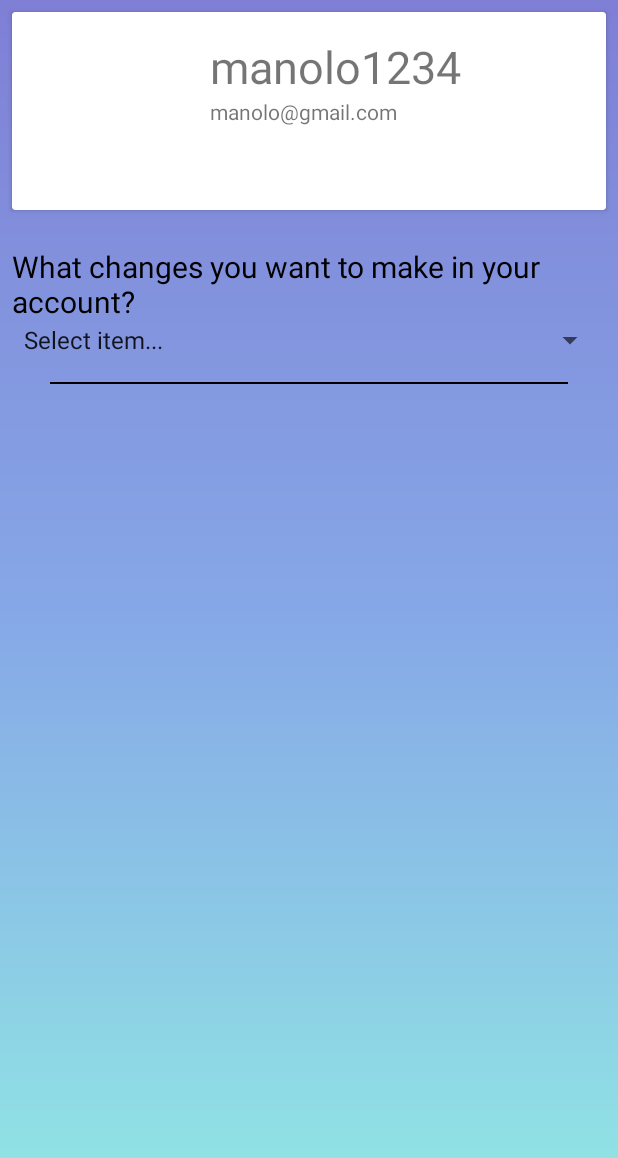
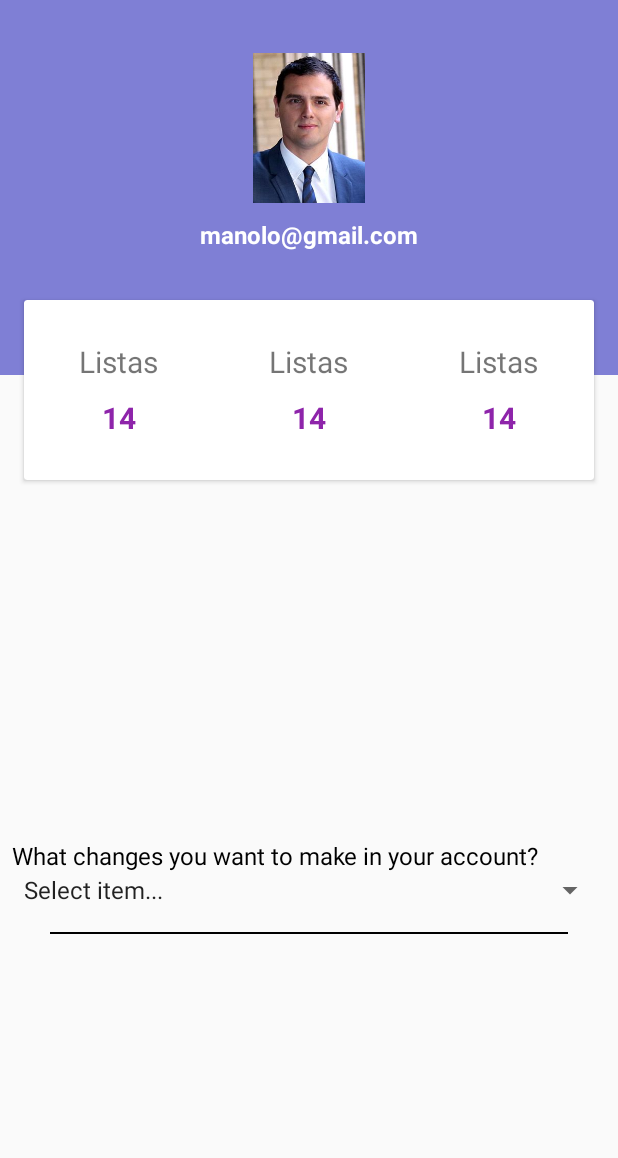
Before and after one commit to appsdeveloper2017/SharedLists, an Android app: the SettingsApp screen opened directly, with no data from a screen before it, on a phone screen of 412 x 824 dp. Shown: the top 1158 px of the screen. Run offline under Robolectric (Android 15) with nearby library versions, the phone set to English and light mode, and no system bars; our stand-ins replace Firebase (no records; nobody signed in at launch, a user with empty details on screens opened directly).

Commit message:
Nueva interfaz en settings.

```diff
--- a/app/src/main/java/com/appdesigndm/sharedlists/Settings/SettingsApp.java
+++ b/app/src/main/java/com/appdesigndm/sharedlists/Settings/SettingsApp.java
@@ -24,6 +24,7 @@ import android.widget.EditText;
 import android.widget.ImageView;
 import android.widget.LinearLayout;
 import android.widget.ProgressBar;
+import android.widget.RelativeLayout;
 import android.widget.Spinner;
 import android.widget.TextView;
 import android.widget.Toast;
@@ -50,9 +51,8 @@ public class SettingsApp extends AppCompatActivity {
     private String password;
 
     //Comppnents profile user cardview.
-    private CardView cardView;
+    private RelativeLayout relativeLayoutUser;
     private ImageView imageViewUser;
-    private TextView nameUser;
     private TextView mailUser;
 
     //Declaration firebase.
@@ -73,7 +73,7 @@ public class SettingsApp extends AppCompatActivity {
         super.onCreate(savedInstanceState);
         supportRequestWindowFeature(Window.FEATURE_NO_TITLE);
         setRequestedOrientation(ActivityInfo.SCREEN_ORIENTATION_PORTRAIT);
-        setContentView(R.layout.activity_settings_app);
+        setContentView(R.layout.user_settings_app);
 
         //Firebase connection and status.
         mAuth = FirebaseAuth.getInstance();
@@ -146,11 +146,10 @@ public class SettingsApp extends AppCompatActivity {
         myArrayAccount[2] = getResources().getString(R.string.question_pass);
         myArrayAccount[3] = getResources().getString(R.string.question_delete);
 
+        relativeLayoutUser = (RelativeLayout)findViewById(R.id.rLayoutUser);
         //Cardview elements.
-        cardView = (CardView) findViewById(R.id.cardUser);
-        imageViewUser = (ImageView) findViewById(R.id.person_photo);
-        nameUser = (TextView) findViewById(R.id.user_card_name);
-        mailUser = (TextView) findViewById(R.id.user_card_email);
+        imageViewUser = (ImageView) findViewById(R.id.cardPhotoUser);
+        mailUser = (TextView) findViewById(R.id.cardMailUser);
 
         //Editable text
         newEmail = (EditText) findViewById(R.id.mail);
@@ -224,17 +223,20 @@ public class SettingsApp extends AppCompatActivity {
         if (user != null) {
             closeInputManager(newEmail);
             progressBar.setVisibility(View.VISIBLE);
+            relativeLayoutUser.setVisibility(View.GONE);
             linearLayout.setVisibility(View.GONE);
             user.updateEmail(email).addOnCompleteListener(new OnCompleteListener<Void>() {
                 @Override
                 public void onComplete(@NonNull Task<Void> task) {
                     if (task.isSuccessful()) {
                         progressBar.setVisibility(View.GONE);
+                        relativeLayoutUser.setVisibility(View.VISIBLE);
                         linearLayout.setVisibility(View.VISIBLE);
                         noVisibleElements(0);
                         alertVerifyEmail();
                     } else {
                         progressBar.setVisibility(View.GONE);
+                        relativeLayoutUser.setVisibility(View.GONE);
                         linearLayout.setVisibility(View.VISIBLE);
                         Toast toast = Toast.makeText(getApplicationContext(), getResources().getString(R.string.error_change_email), Toast.LENGTH_SHORT);
                         toast.show();
@@ -292,6 +294,7 @@ public class SettingsApp extends AppCompatActivity {
         if (user != null) {
             closeInputManager(newEmail);
             progressBar.setVisibility(View.VISIBLE);
+            relativeLayoutUser.setVisibility(View.GONE);
             linearLayout.setVisibility(View.GONE);
             user.updatePassword(password).addOnCompleteListener(new OnCompleteListener<Void>() {
                 @Override
@@ -299,12 +302,14 @@ public class SettingsApp extends AppCompatActivity {
                     if (task.isSuccessful()) {
                         NotesApp.password_user = password;
                         progressBar.setVisibility(View.GONE);
+                        relativeLayoutUser.setVisibility(View.VISIBLE);
                         linearLayout.setVisibility(View.VISIBLE);
                         Toast toast = Toast.makeText(getApplicationContext(), getResources().getString(R.string.change_pass), Toast.LENGTH_SHORT);
                         toast.show();
                         noVisibleElements(0);
                     } else {
                         progressBar.setVisibility(View.GONE);
+                        relativeLayoutUser.setVisibility(View.VISIBLE);
                         linearLayout.setVisibility(View.VISIBLE);
                         Toast toast = Toast.makeText(getApplicationContext(), getResources().getString(R.string.error_change_pass), Toast.LENGTH_SHORT);
                         toast.show();
@@ -318,6 +323,8 @@ public class SettingsApp extends AppCompatActivity {
     public void deleteAccount() {
         FirebaseUser user = FirebaseAuth.getInstance().getCurrentUser();
         if (user != null && actualPassword.getText().toString().equals(NotesApp.password_user)) {
+            progressBar.setVisibility(View.VISIBLE);
+            relativeLayoutUser.setVisibility(View.GONE);
             linearLayout.setVisibility(View.GONE);
             user.delete().addOnCompleteListener(new OnCompleteListener<Void>() {
                 @Override
--- a/app/src/main/res/layout/activity_settings_app.xml
+++ /dev/null
@@ -1,135 +0,0 @@
-<?xml version="1.0" encoding="utf-8"?>
-<android.support.constraint.ConstraintLayout xmlns:android="http://schemas.android.com/apk/res/android"
-    xmlns:app="http://schemas.android.com/apk/res-auto"
-    xmlns:tools="http://schemas.android.com/tools"
-    android:layout_width="match_parent"
-    android:layout_height="match_parent"
-    android:background="@drawable/background_login"
-    tools:context=".Settings.SettingsApp">
-
-    <!-- Login progress -->
-    <ProgressBar
-        android:id="@+id/settings_progress"
-        style="?android:attr/progressBarStyleLarge"
-        android:layout_width="wrap_content"
-        android:layout_height="wrap_content"
-        android:layout_marginBottom="8dp"
-        android:layout_marginEnd="8dp"
-        android:layout_marginStart="8dp"
-        android:layout_marginTop="8dp"
-        android:visibility="gone"
-        app:layout_constraintBottom_toBottomOf="parent"
-        app:layout_constraintEnd_toEndOf="parent"
-        app:layout_constraintStart_toStartOf="parent"
-        app:layout_constraintTop_toTopOf="parent" />
-
-    <android.support.v7.widget.CardView
-        android:id="@+id/cardUser"
-        style="@style/CardViewUser"
-        android:layout_marginEnd="8dp"
-        android:layout_marginStart="8dp"
-        android:layout_marginTop="8dp"
-        app:layout_constraintEnd_toEndOf="parent"
-        app:layout_constraintStart_toStartOf="parent"
-        app:layout_constraintTop_toTopOf="parent">
-
-        <RelativeLayout
-            android:layout_width="match_parent"
-            android:layout_height="wrap_content"
-            android:padding="16dp">
-
-            <ImageView
-                android:id="@+id/person_photo"
-                android:layout_width="100dp"
-                android:layout_height="100dp"
-                android:layout_alignParentLeft="true"
-                android:layout_alignParentTop="true"
-                android:layout_marginRight="16dp"
-                android:layout_centerInParent="true"/>
-
-            <TextView
-                android:text="manolo1234"
-                android:id="@+id/user_card_name"
-                android:layout_width="wrap_content"
-                android:layout_height="wrap_content"
-                android:layout_alignParentTop="true"
-                android:layout_toRightOf="@+id/person_photo"
-                android:textSize="30sp" />
-
-            <TextView
-                android:text="manolo@gmail.com"
-                android:id="@+id/user_card_email"
-                android:layout_width="wrap_content"
-                android:layout_height="wrap_content"
-                android:layout_below="@+id/user_card_name"
-                android:layout_toRightOf="@+id/person_photo" />
-
-        </RelativeLayout>
-    </android.support.v7.widget.CardView>
-
-    <LinearLayout
-        android:id="@+id/linear_settings"
-        style="@style/AbsoluteLinear"
-        android:layout_marginEnd="8dp"
-        android:layout_marginStart="8dp"
-        android:layout_marginTop="8dp"
-        app:layout_constraintEnd_toEndOf="parent"
-        app:layout_constraintStart_toStartOf="parent"
-        app:layout_constraintTop_toBottomOf="@+id/cardUser">
-
-        <TextView
-            android:id="@+id/question_changes"
-            style="@style/TextQuestions"
-            android:layout_width="match_parent"
-            android:layout_height="wrap_content"
-            android:text="@string/what_changes" />
-
-        <Spinner
-            android:id="@+id/spinner_settings"
-            style="@style/SpinnerSettings">
-        </Spinner>
-
-        <EditText
-            android:id="@+id/mail"
-            style="@style/EditSettings"
-            android:hint="@string/input_email" />
-
-        <TextView
-            android:id="@+id/change_email"
-            style="@style/TextSettings"
-            android:text="@string/validate_ema_pass" />
-
-        <EditText
-            android:id="@+id/password_old"
-            style="@style/EditSettings"
-            android:hint="@string/old_password"
-            android:inputType="textPassword" />
-
-        <EditText
-            android:id="@+id/password"
-            style="@style/EditSettings"
-            android:hint="@string/input_password"
-            android:inputType="textPassword" />
-
-        <TextView
-            android:id="@+id/change_pass"
-            style="@style/TextSettings"
-            android:text="@string/validate_ema_pass" />
-
-        <EditText
-            android:id="@+id/password_for_delete"
-            style="@style/EditSettings"
-            android:hint="@string/confirm_pass"
-            android:inputType="" />
-
-        <TextView
-            android:id="@+id/delete_account"
-            style="@style/TextSettings"
-            android:text="@string/confirm_delete_account" />
-
-        <View
-            style="@style/Separators"
-            android:layout_marginTop="@dimen/xlarge_margin" />
-
-    </LinearLayout>
-</android.support.constraint.ConstraintLayout>
--- /dev/null
+++ b/app/src/main/res/layout/user_settings_app.xml
@@ -0,0 +1,211 @@
+<?xml version="1.0" encoding="utf-8"?>
+<android.support.constraint.ConstraintLayout xmlns:android="http://schemas.android.com/apk/res/android"
+    xmlns:tools="http://schemas.android.com/tools"
+    android:layout_width="match_parent"
+    android:layout_height="match_parent"
+    xmlns:app="http://schemas.android.com/apk/res-auto"
+    android:orientation="vertical">
+
+    <!-- Login progress -->
+    <ProgressBar
+        android:id="@+id/settings_progress"
+        style="?android:attr/progressBarStyleLarge"
+        android:layout_width="wrap_content"
+        android:layout_height="wrap_content"
+        android:layout_marginBottom="8dp"
+        android:layout_marginEnd="8dp"
+        android:layout_marginStart="8dp"
+        android:layout_marginTop="8dp"
+        android:visibility="gone"
+        app:layout_constraintBottom_toBottomOf="parent"
+        app:layout_constraintEnd_toEndOf="parent"
+        app:layout_constraintStart_toStartOf="parent"
+        app:layout_constraintTop_toTopOf="parent" />
+
+    <RelativeLayout
+        android:id="@+id/rLayoutUser"
+        android:layout_width="match_parent"
+        android:layout_height="350dp"
+        app:layout_constraintEnd_toEndOf="parent"
+        app:layout_constraintStart_toStartOf="parent"
+        app:layout_constraintTop_toTopOf="parent">
+
+        <LinearLayout
+            android:layout_width="match_parent"
+            android:layout_height="250dp"
+            android:background="@color/start"
+            android:orientation="vertical">
+
+            <ImageView
+                android:id="@+id/cardPhotoUser"
+                android:layout_width="100dp"
+                android:layout_height="100dp"
+                android:layout_gravity="center_horizontal"
+                android:layout_marginTop="35dp"
+                android:src="@drawable/rivera" />
+
+            <TextView
+                android:id="@+id/cardMailUser"
+                android:layout_width="wrap_content"
+                android:layout_height="wrap_content"
+                android:layout_gravity="center_horizontal"
+                android:layout_marginTop="10dp"
+                android:text="manolo@gmail.com"
+                android:textColor="#fff"
+                android:textSize="16sp"
+                android:textStyle="bold" />
+        </LinearLayout>
+
+        <android.support.v7.widget.CardView
+            android:layout_width="match_parent"
+            android:layout_height="120dp"
+            android:layout_centerHorizontal="true"
+            android:layout_marginEnd="@dimen/xlarge_margin"
+            android:layout_marginStart="@dimen/xlarge_margin"
+            android:layout_marginTop="200dp"
+            android:elevation="10dp">
+
+            <LinearLayout
+                android:layout_width="match_parent"
+                android:layout_height="match_parent"
+                android:orientation="horizontal"
+                android:weightSum="3">
+
+                <LinearLayout
+                    android:layout_width="0dp"
+                    android:layout_height="match_parent"
+                    android:layout_weight="1"
+                    android:gravity="center"
+                    android:orientation="vertical">
+
+                    <TextView
+                        android:layout_width="wrap_content"
+                        android:layout_height="wrap_content"
+                        android:text="Listas"
+                        android:textSize="20sp" />
+
+                    <TextView
+                        android:layout_width="wrap_content"
+                        android:layout_height="wrap_content"
+                        android:layout_marginTop="10dp"
+                        android:text="14"
+                        android:textColor="@color/violet"
+                        android:textSize="20sp"
+                        android:textStyle="bold" />
+                </LinearLayout>
+
+                <LinearLayout
+                    android:layout_width="0dp"
+                    android:layout_height="match_parent"
+                    android:layout_weight="1"
+                    android:gravity="center"
+                    android:orientation="vertical">
+
+                    <TextView
+                        android:layout_width="wrap_content"
+                        android:layout_height="wrap_content"
+                        android:text="Listas"
+                        android:textSize="20sp" />
+
+                    <TextView
+                        android:layout_width="wrap_content"
+                        android:layout_height="wrap_content"
+                        android:layout_marginTop="10dp"
+                        android:text="14"
+                        android:textColor="@color/violet"
+                        android:textSize="20sp"
+                        android:textStyle="bold" />
+                </LinearLayout>
+
+                <LinearLayout
+                    android:layout_width="0dp"
+                    android:layout_height="match_parent"
+                    android:layout_weight="1"
+                    android:gravity="center"
+                    android:orientation="vertical">
+
+                    <TextView
+                        android:layout_width="wrap_content"
+                        android:layout_height="wrap_content"
+                        android:text="Listas"
+                        android:textSize="20sp" />
+
+                    <TextView
+                        android:layout_width="wrap_content"
+                        android:layout_height="wrap_content"
+                        android:layout_marginTop="10dp"
+                        android:text="14"
+                        android:textColor="@color/violet"
+                        android:textSize="20sp"
+                        android:textStyle="bold" />
+                </LinearLayout>
+            </LinearLayout>
+        </android.support.v7.widget.CardView>
+    </RelativeLayout>
+
+    <LinearLayout
+        android:id="@+id/linear_settings"
+        style="@style/AbsoluteLinear"
+        android:layout_marginBottom="8dp"
+        android:layout_marginEnd="8dp"
+        android:layout_marginStart="8dp"
+        app:layout_constraintBottom_toBottomOf="parent"
+        app:layout_constraintEnd_toEndOf="parent"
+        app:layout_constraintStart_toStartOf="parent"
+        app:layout_constraintTop_toBottomOf="@+id/rLayoutUser">
+
+        <TextView
+            android:id="@+id/question_changes"
+            style="@style/TextQuestions"
+            android:layout_width="match_parent"
+            android:layout_height="wrap_content"
+            android:text="@string/what_changes" />
+
+        <Spinner
+            android:id="@+id/spinner_settings"
+            style="@style/SpinnerSettings"></Spinner>
+
+        <EditText
+            android:id="@+id/mail"
+            style="@style/EditSettings"
+            android:hint="@string/input_email" />
+
+        <TextView
+            android:id="@+id/change_email"
+            style="@style/TextSettings"
+            android:text="@string/validate_ema_pass" />
+
+        <EditText
+            android:id="@+id/password_old"
+            style="@style/EditSettings"
+            android:hint="@string/old_password"
+            android:inputType="textPassword" />
+
+        <EditText
+            android:id="@+id/password"
+            style="@style/EditSettings"
+            android:hint="@string/input_password"
+            android:inputType="textPassword" />
+
+        <TextView
+            android:id="@+id/change_pass"
+            style="@style/TextSettings"
+            android:text="@string/validate_ema_pass" />
+
+        <EditText
+            android:id="@+id/password_for_delete"
+            style="@style/EditSettings"
+            android:hint="@string/confirm_pass"
+            android:inputType="textPassword" />
+
+        <TextView
+            android:id="@+id/delete_account"
+            style="@style/TextSettings"
+            android:text="@string/confirm_delete_account" />
+
+        <View
+            style="@style/Separators"
+            android:layout_marginTop="@dimen/xlarge_margin" />
+
+    </LinearLayout>
+</android.support.constraint.ConstraintLayout>
--- a/app/src/main/res/values/dimens.xml
+++ b/app/src/main/res/values/dimens.xml
@@ -21,13 +21,12 @@
     <dimen name="fab_margin">16dp</dimen>
 
     <!--Settings dimension-->
-    <dimen name="texview_title_settings">25dp</dimen>
-    <dimen name="textview_settings">20dp</dimen>
-    <dimen name="spinner_size">16</dimen>
-    <dimen name="confirmations_size">18dp</dimen>
+    <dimen name="textview_settings">16dp</dimen>
+    <dimen name="spinner_size">12</dimen>
+    <dimen name="confirmations_size">12dp</dimen>
     <dimen name="separator">1dp</dimen>
     <dimen name="padding_separator">25dp</dimen>
 
     <!--Card elevation-->
-    <dimen name="elevation">18dp</dimen>
+    <dimen name="elevation">10dp</dimen>
 </resources>
--- a/app/src/main/res/values/styles.xml
+++ b/app/src/main/res/values/styles.xml
@@ -19,7 +19,6 @@
     <style name="AppTheme.PopupOverlay" parent="ThemeOverlay.AppCompat.Light" />
 
     <style name="AbsoluteLinear">
-        <item name="android:layout_margin">@dimen/large_margin</item>
         <item name="android:layout_height">wrap_content</item>
         <item name="android:layout_width">match_parent</item>
         <item name="android:orientation">vertical</item>
```
